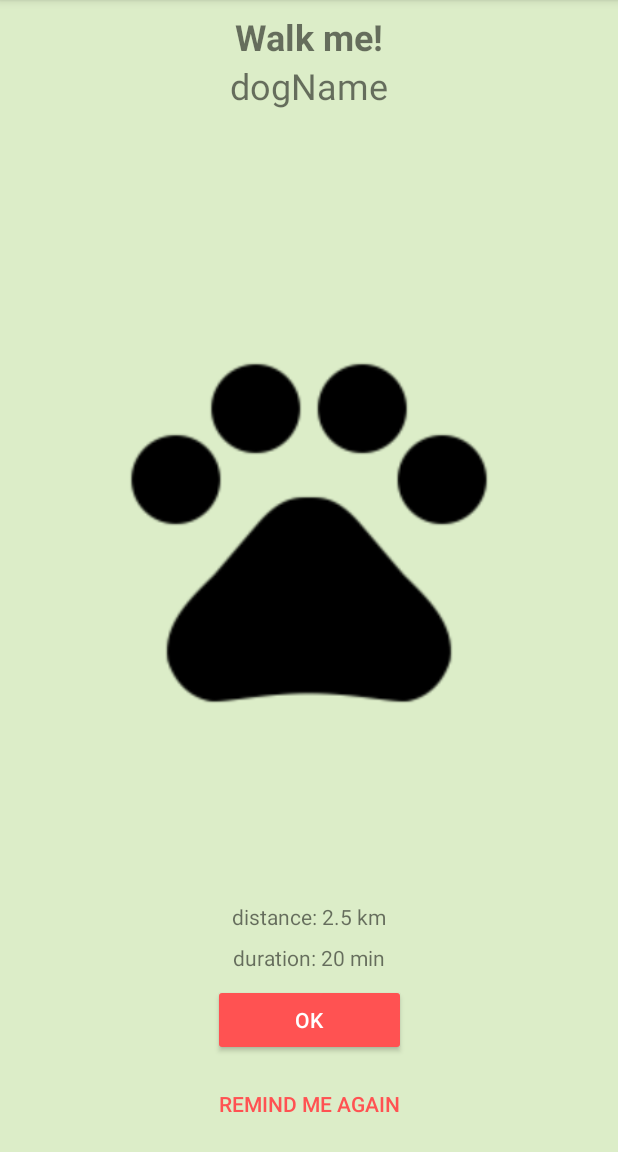
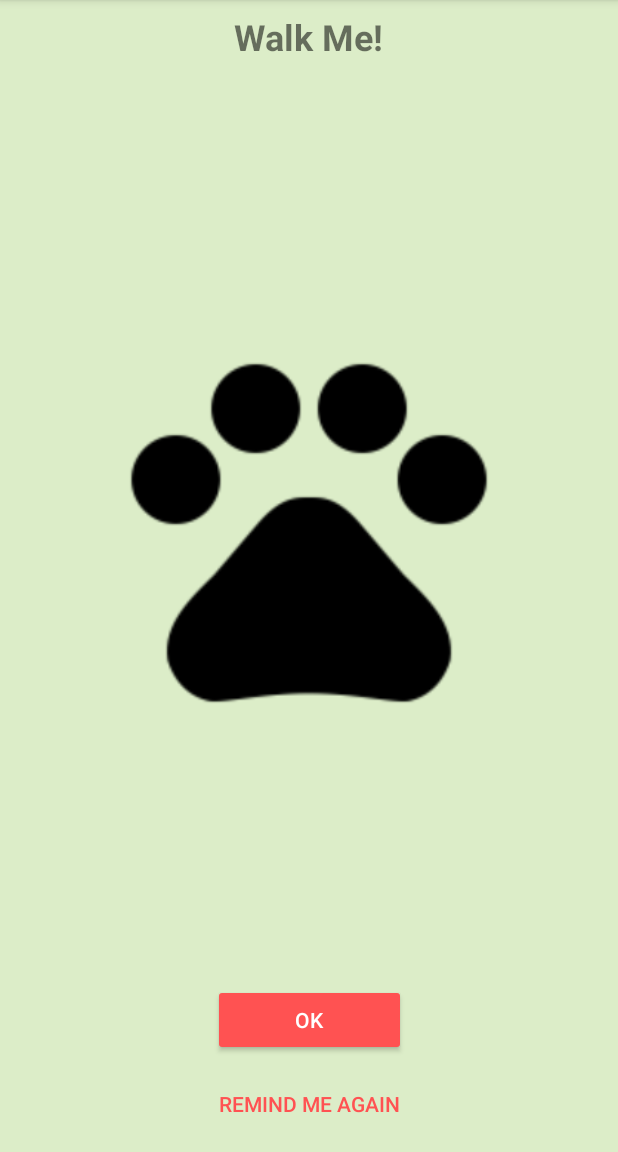
Before and after one commit to MarcusKarlberg/PawCompanion, an Android app: the WalkNotificationActivity screen opened directly, with no data from a screen before it, on a phone screen of 412 x 824 dp, the part 84-1236 px from its top. Run offline under Robolectric (Android 15) with nearby library versions, the phone set to English and light mode, and no system bars; 2 statements that could not run were skipped.

Commit message:
moved hardcoded text from xml layouts to values.strings.xml

```diff
--- a/app/src/main/res/layout-land/activity_walk_notification.xml
+++ b/app/src/main/res/layout-land/activity_walk_notification.xml
@@ -12,7 +12,7 @@
         android:layout_height="wrap_content"
         android:layout_marginStart="32dp"
         android:layout_marginTop="16dp"
-        android:text="Walk me!"
+        android:text="@string/textView_walk_me"
         android:textSize="24sp"
         android:textStyle="bold"
         app:layout_constraintStart_toStartOf="parent"
@@ -22,10 +22,10 @@
         android:id="@+id/walk_notification_nameTextView"
         android:layout_width="wrap_content"
         android:layout_height="wrap_content"
-        android:text="dogName"
         android:textSize="24sp"
         app:layout_constraintStart_toStartOf="@+id/titleTextView"
-        app:layout_constraintTop_toBottomOf="@+id/titleTextView" />
+        app:layout_constraintTop_toBottomOf="@+id/titleTextView"
+        tools:text="dogName" />
 
     <com.example.marcu.pawcompanion.component.ButtonComponent
         android:id="@+id/walk_notification_okButton"
@@ -33,7 +33,7 @@
         android:layout_width="0dp"
         android:layout_height="wrap_content"
         android:layout_marginBottom="8dp"
-        android:text="OK"
+        android:text="@string/btn_ok"
         app:layout_constraintBottom_toTopOf="@+id/walk_notification_reminderButton"
         app:layout_constraintEnd_toEndOf="@+id/walk_notification_reminderButton"
         app:layout_constraintStart_toStartOf="@+id/walk_notification_reminderButton" />
@@ -45,7 +45,7 @@
         android:layout_height="wrap_content"
         android:layout_marginBottom="16dp"
         android:layout_marginStart="8dp"
-        android:text="Remind me again"
+        android:text="@string/btn_remind"
         app:layout_constraintBottom_toBottomOf="parent"
         app:layout_constraintStart_toStartOf="parent" />
 
@@ -67,16 +67,15 @@
         android:layout_height="wrap_content"
         android:layout_marginEnd="8dp"
         android:layout_marginTop="8dp"
-        android:text="distance: 2.5 km"
         app:layout_constraintEnd_toEndOf="@+id/walk_notification_nameTextView"
         app:layout_constraintStart_toStartOf="@+id/walk_notification_nameTextView"
-        app:layout_constraintTop_toBottomOf="@+id/walk_notification_nameTextView" />
+        app:layout_constraintTop_toBottomOf="@+id/walk_notification_nameTextView"
+        tools:text="distance: 2.5 km" />
 
     <TextView
         android:id="@+id/walk_notification_durationTextView"
         android:layout_width="wrap_content"
         android:layout_height="wrap_content"
-        android:text="duration: 20 min"
         app:layout_constraintEnd_toEndOf="@+id/walk_notification_distanceTextView"
         app:layout_constraintHorizontal_bias="1.0"
         app:layout_constraintStart_toStartOf="@+id/walk_notification_distanceTextView"
--- a/app/src/main/res/layout/activity_exception.xml
+++ b/app/src/main/res/layout/activity_exception.xml
@@ -14,7 +14,6 @@
         android:layout_marginEnd="8dp"
         android:layout_marginStart="8dp"
         android:layout_marginTop="8dp"
-        android:text="TextView"
         android:textAppearance="@style/TextAppearance.AppCompat.Body2"
         app:layout_constraintBottom_toBottomOf="parent"
         app:layout_constraintEnd_toEndOf="parent"
@@ -28,7 +27,7 @@
         android:layout_marginEnd="8dp"
         android:layout_marginStart="8dp"
         android:layout_marginTop="8dp"
-        android:text="Error Report"
+        android:text="@string/error_report"
         android:textAppearance="@style/TextAppearance.AppCompat.Title"
         app:layout_constraintEnd_toEndOf="parent"
         app:layout_constraintStart_toStartOf="parent"
--- a/app/src/main/res/layout/activity_main.xml
+++ b/app/src/main/res/layout/activity_main.xml
@@ -27,7 +27,7 @@
         android:layout_height="wrap_content"
         android:layout_marginBottom="8dp"
         android:layout_marginEnd="8dp"
-        android:text="Delete"
+        android:text="@string/btn_delete"
         android:textSize="14sp"
         app:layout_constraintBottom_toBottomOf="parent"
         app:layout_constraintEnd_toEndOf="parent" />
--- a/app/src/main/res/layout/activity_select_breed.xml
+++ b/app/src/main/res/layout/activity_select_breed.xml
@@ -24,8 +24,8 @@
         android:layout_height="wrap_content"
         android:layout_marginEnd="8dp"
         android:layout_marginTop="8dp"
-        android:text="Select"
-        android:textSize="10sp"
+        android:text="@string/btn_select"
+        android:textSize="12sp"
         app:layout_constraintEnd_toEndOf="parent"
         app:layout_constraintTop_toTopOf="parent" />
 
--- a/app/src/main/res/layout/activity_walk_notification.xml
+++ b/app/src/main/res/layout/activity_walk_notification.xml
@@ -13,7 +13,7 @@
         android:layout_marginEnd="8dp"
         android:layout_marginStart="8dp"
         android:layout_marginTop="8dp"
-        android:text="Walk me!"
+        android:text="@string/textView_walk_me"
         android:textSize="24sp"
         android:textStyle="bold"
         app:layout_constraintEnd_toEndOf="parent"
@@ -26,11 +26,11 @@
         android:layout_height="wrap_content"
         android:layout_marginEnd="8dp"
         android:layout_marginStart="8dp"
-        android:text="dogName"
         android:textSize="24sp"
         app:layout_constraintEnd_toEndOf="parent"
         app:layout_constraintStart_toStartOf="parent"
-        app:layout_constraintTop_toBottomOf="@+id/titleTextView" />
+        app:layout_constraintTop_toBottomOf="@+id/titleTextView"
+        tools:text="dogName" />
 
     <com.example.marcu.pawcompanion.component.ButtonComponent
         android:id="@+id/walk_notification_reminderButton"
@@ -40,7 +40,7 @@
         android:layout_marginBottom="8dp"
         android:layout_marginEnd="8dp"
         android:layout_marginStart="8dp"
-        android:text="Remind Me Again"
+        android:text="@string/btn_remind"
         app:layout_constraintBottom_toBottomOf="parent"
         app:layout_constraintEnd_toEndOf="parent"
         app:layout_constraintStart_toStartOf="parent" />
@@ -53,7 +53,7 @@
         android:layout_marginBottom="8dp"
         android:layout_marginEnd="8dp"
         android:layout_marginStart="8dp"
-        android:text="OK"
+        android:text="@string/btn_ok"
         app:layout_constraintBottom_toTopOf="@+id/walk_notification_reminderButton"
         app:layout_constraintEnd_toEndOf="@+id/walk_notification_reminderButton"
         app:layout_constraintStart_toStartOf="@+id/walk_notification_reminderButton" />
@@ -79,17 +79,16 @@
         android:layout_marginBottom="8dp"
         android:layout_marginEnd="8dp"
         android:layout_marginStart="8dp"
-        android:text="distance: 2.5 km"
         app:layout_constraintBottom_toTopOf="@+id/walk_notification_durationTextView"
         app:layout_constraintEnd_toEndOf="parent"
-        app:layout_constraintStart_toStartOf="parent" />
+        app:layout_constraintStart_toStartOf="parent"
+        tools:text="stance: 2.5 km" />
 
     <TextView
         android:id="@+id/walk_notification_durationTextView"
         android:layout_width="wrap_content"
         android:layout_height="wrap_content"
         android:layout_marginBottom="8dp"
-        android:text="duration: 20 min"
         app:layout_constraintBottom_toTopOf="@+id/walk_notification_okButton"
         app:layout_constraintEnd_toEndOf="@+id/walk_notification_distanceTextView"
         app:layout_constraintStart_toStartOf="@+id/walk_notification_distanceTextView" />
--- a/app/src/main/res/layout/breed_list_item.xml
+++ b/app/src/main/res/layout/breed_list_item.xml
@@ -11,8 +11,8 @@
         android:layout_width="0dp"
         android:layout_height="35dp"
         android:layout_centerHorizontal="true"
-        android:text="TextView"
         app:layout_constraintEnd_toEndOf="parent"
         app:layout_constraintStart_toStartOf="parent"
-        app:layout_constraintTop_toTopOf="parent" />
+        app:layout_constraintTop_toTopOf="parent"
+        tools:text="TextView" />
 </android.support.constraint.ConstraintLayout>
```
Also changed, not shown: app/src/main/res/layout-land/activity_meal_notification.xml (+6 -6 lines), app/src/main/res/layout/activity_dog_info_input.xml (+13 -14 lines), app/src/main/res/layout/activity_meal_notification.xml (+6 -6 lines), app/src/main/res/layout/list_item.xml (+5 -4 lines), app/src/main/res/values/strings.xml (+20 -0 lines).
